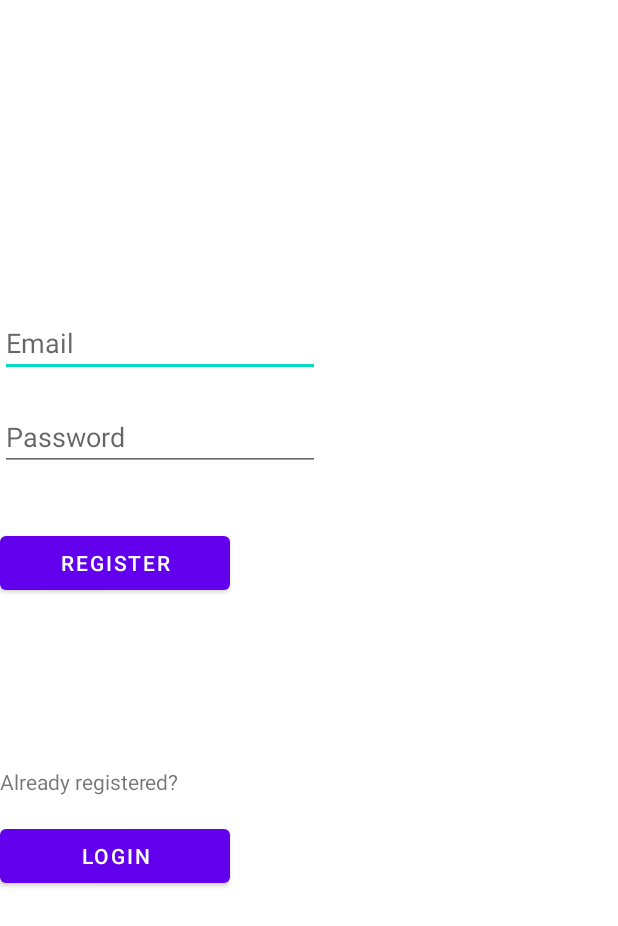
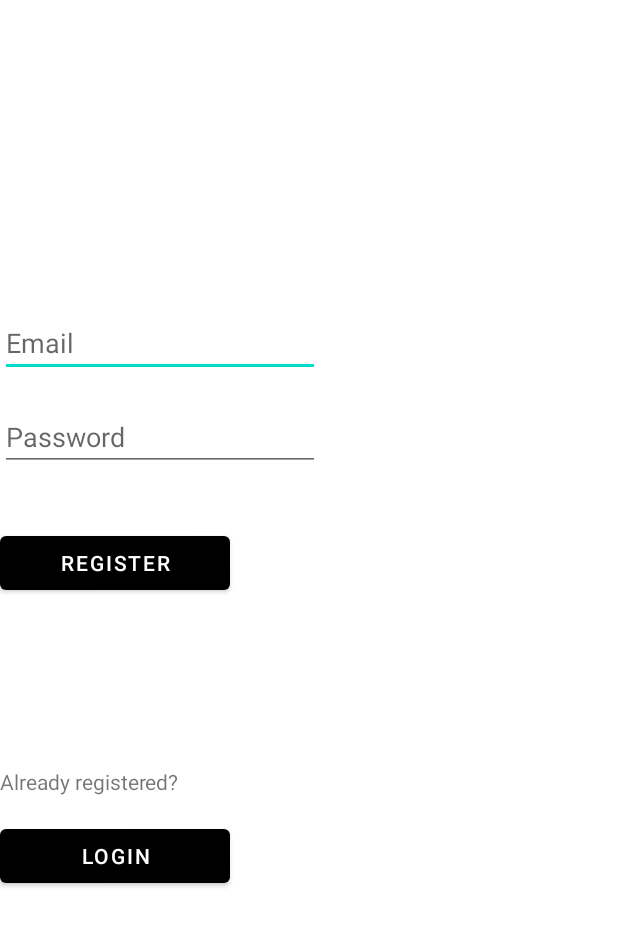
Before and after one commit to chocolatekhan/DonorsChoose, an Android app: the layout activity_registration.xml on its own in the app's theme, with its tools: preview values and no code run, on a phone screen of 412 x 824 dp. Shown: the top 926 px of the screen. Run offline under Robolectric (Android 15) with nearby library versions, the phone set to English and light mode, and no system bars.

Commit message:
Added forced white theme.

```diff
--- a/app/src/main/res/layout/activity_login.xml
+++ b/app/src/main/res/layout/activity_login.xml
@@ -46,7 +46,8 @@
             android:layout_width="153dp"
             android:layout_height="wrap_content"
             android:onClick="login"
-            android:text="Login" />
+            android:text="Login"
+            android:textColor="#FFFFFF" />
 
         <Space
             android:layout_width="match_parent"
@@ -67,6 +68,7 @@
             android:layout_width="153dp"
             android:layout_height="wrap_content"
             android:onClick="goRegister"
-            android:text="Register" />
+            android:text="Register"
+            android:textColor="#FFFFFF" />
     </LinearLayout>
 </androidx.constraintlayout.widget.ConstraintLayout>
--- a/app/src/main/res/layout/activity_registration.xml
+++ b/app/src/main/res/layout/activity_registration.xml
@@ -47,7 +47,8 @@
             android:layout_width="153dp"
             android:layout_height="wrap_content"
             android:onClick="register"
-            android:text="Register" />
+            android:text="Register"
+            android:textColor="#FFFFFF" />
 
         <Space
             android:layout_width="match_parent"
@@ -68,7 +69,8 @@
             android:layout_width="153dp"
             android:layout_height="wrap_content"
             android:onClick="goLogin"
-            android:text="Login" />
+            android:text="Login"
+            android:textColor="#FFFFFF" />
 
     </LinearLayout>
 
--- a/app/src/main/res/values-night/themes.xml
+++ b/app/src/main/res/values-night/themes.xml
@@ -1,9 +1,9 @@
 <resources xmlns:tools="http://schemas.android.com/tools">
     <!-- Base application theme. -->
-    <style name="Theme.DonorsChoose" parent="Theme.MaterialComponents.DayNight.DarkActionBar">
+    <style name="Theme.DonorsChoose" parent="Theme.MaterialComponents.Light.NoActionBar">
         <!-- Primary brand color. -->
-        <item name="colorPrimary">@color/purple_200</item>
-        <item name="colorPrimaryVariant">@color/purple_700</item>
+        <item name="colorPrimary">@color/black</item>
+        <item name="colorPrimaryVariant">@color/black</item>
         <item name="colorOnPrimary">@color/black</item>
         <!-- Secondary brand color. -->
         <item name="colorSecondary">@color/teal_200</item>
--- a/app/src/main/res/values/themes.xml
+++ b/app/src/main/res/values/themes.xml
@@ -1,9 +1,9 @@
 <resources xmlns:tools="http://schemas.android.com/tools">
     <!-- Base application theme. -->
-    <style name="Theme.DonorsChoose" parent="Theme.MaterialComponents.DayNight.DarkActionBar">
+    <style name="Theme.DonorsChoose" parent="Theme.MaterialComponents.Light.NoActionBar">
         <!-- Primary brand color. -->
-        <item name="colorPrimary">@color/purple_500</item>
-        <item name="colorPrimaryVariant">@color/purple_700</item>
+        <item name="colorPrimary">@color/black</item>
+        <item name="colorPrimaryVariant">@color/black</item>
         <item name="colorOnPrimary">@color/white</item>
         <!-- Secondary brand color. -->
         <item name="colorSecondary">@color/teal_200</item>
```
